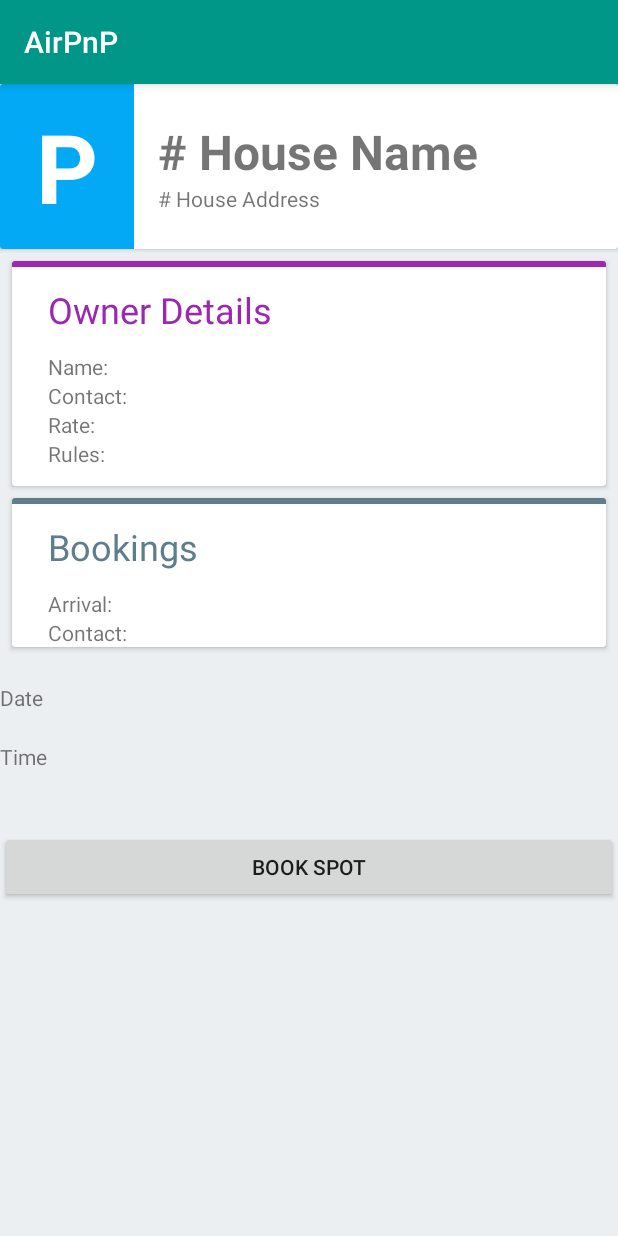
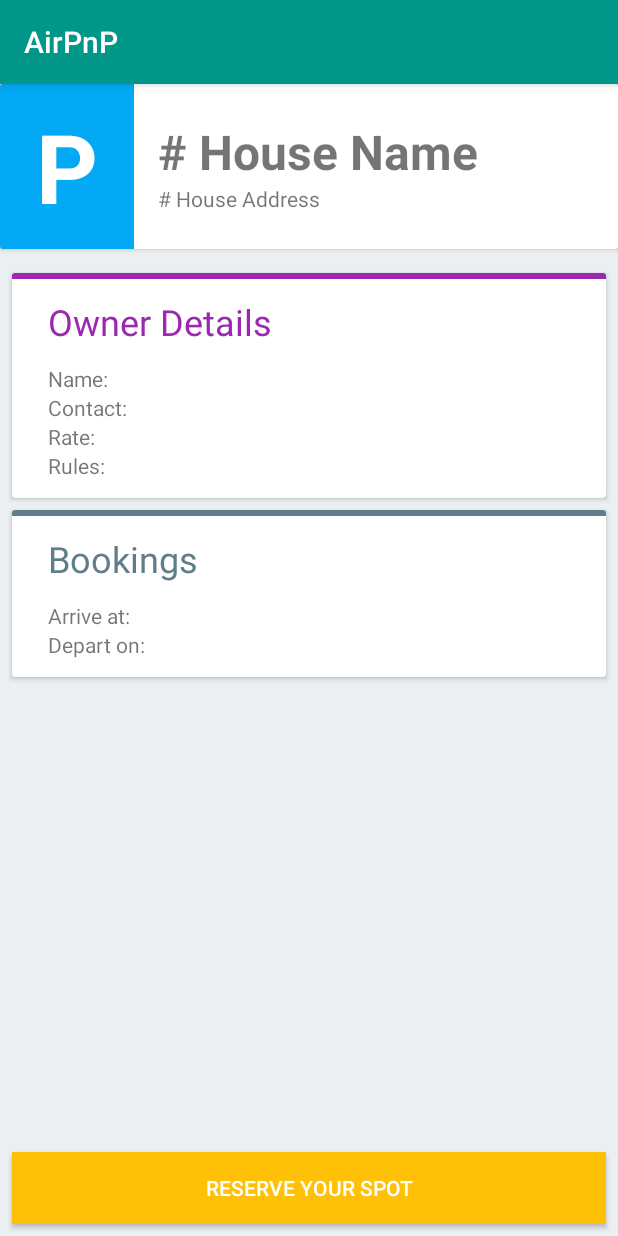
Before and after one commit to Alpha-Rome0/AirPnP, an Android app: the ParkingDetailsActivity screen opened directly, with no data from a screen before it, on a phone screen of 412 x 824 dp. Run offline under Robolectric (Android 15) with nearby library versions, the phone set to English and light mode, and no system bars; our stand-ins replace Volley; network calls fail; 1 statement that could not run was skipped.

Commit message:
house UI skeleton complete

```diff
--- a/app/src/main/res/layout/activity_parking_details.xml
+++ b/app/src/main/res/layout/activity_parking_details.xml
@@ -53,7 +53,7 @@
     </android.support.v7.widget.CardView>
 
     <android.support.v7.widget.CardView
-        android:layout_marginTop="4dp"
+        android:layout_marginTop="12dp"
         android:layout_marginStart="8dp"
         android:layout_marginEnd="8dp"
         android:layout_marginBottom="4dp"
@@ -143,44 +143,41 @@
             <TextView
                 android:layout_width="wrap_content"
                 android:layout_height="wrap_content"
-                android:text="Arrival:"
+                android:text="Arrive at:"
                 android:id="@+id/tv_date_arrival"
                 android:layout_marginStart="24dp" />
 
             <TextView
                 android:layout_width="wrap_content"
                 android:layout_height="wrap_content"
-                android:text="Contact:"
+                android:text="Depart on:"
                 android:id="@+id/tv_date_departure"
-                android:layout_marginStart="24dp" />
+                android:layout_marginStart="24dp"
+                android:layout_marginBottom="12dp" />
 
         </LinearLayout>
 
     </android.support.v7.widget.CardView>
 
-    <TextView
-        android:layout_width="wrap_content"
-        android:layout_height="wrap_content"
-        android:text="Date"
-        android:id="@+id/textView5"
-        android:layout_below="@+id/textView4"
-        android:layout_marginTop="20dp" />
+    <LinearLayout
+        android:layout_width="match_parent"
+        android:layout_height="match_parent"
+        android:orientation="vertical"
+        android:gravity="bottom">
 
-    <TextView
-        android:layout_width="wrap_content"
-        android:layout_height="wrap_content"
-        android:text="Time"
-        android:id="@+id/textView6"
-        android:layout_below="@+id/textView5"
-        android:layout_marginTop="20dp" />
+        <Button
+            android:layout_width="match_parent"
+            android:layout_height="wrap_content"
+            android:layout_marginTop="24dp"
+            android:layout_marginStart="8dp"
+            android:layout_marginEnd="8dp"
+            android:layout_marginBottom="8dp"
+            android:background="#FFC107"
+            android:textColor="#FFF"
+            android:id="@+id/btn_book"
+            android:text="Reserve Your Spot"
+            android:onClick="button1_onClick" />
 
-    <Button
-        android:layout_width="match_parent"
-        android:layout_height="wrap_content"
-        android:id="@+id/button1"
-        android:text="Book Spot"
-        android:onClick="button1_onClick"
-        android:layout_marginTop="40dp"
-        android:layout_below="@+id/textView6" />
+    </LinearLayout>
 
 </LinearLayout>
```
